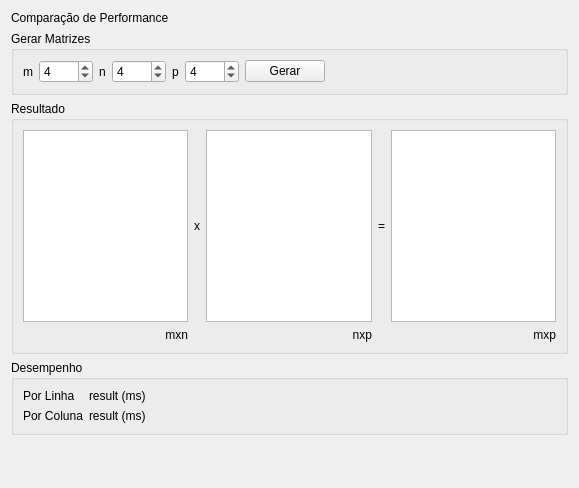
RicardoBusta/Doutorado, file Algebra/Matrix01/performance_tab.ui: the form before one commit.
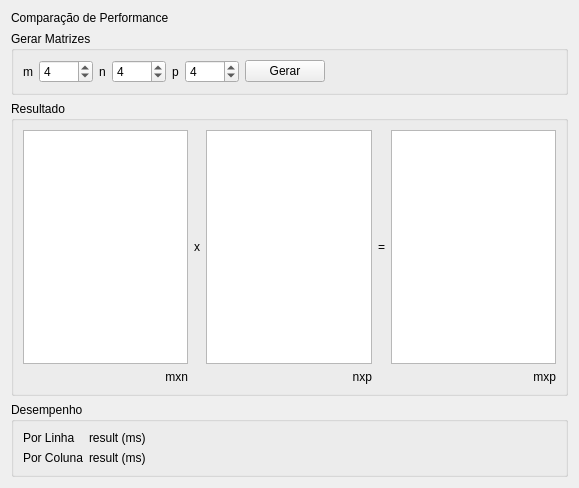
The form after the commit.

What changed in the file:
```diff
--- a/Algebra/Matrix01/performance_tab.ui
+++ b/Algebra/Matrix01/performance_tab.ui
@@ -135,10 +135,13 @@
          <number>0</number>
         </property>
         <attribute name="horizontalHeaderDefaultSectionSize">
-         <number>30</number>
+         <number>60</number>
+        </attribute>
+        <attribute name="horizontalHeaderHighlightSections">
+         <bool>false</bool>
         </attribute>
         <attribute name="horizontalHeaderMinimumSectionSize">
-         <number>30</number>
+         <number>60</number>
         </attribute>
         <attribute name="verticalHeaderDefaultSectionSize">
          <number>30</number>
@@ -160,10 +163,13 @@
          <number>0</number>
         </property>
         <attribute name="horizontalHeaderDefaultSectionSize">
-         <number>30</number>
+         <number>60</number>
+        </attribute>
+        <attribute name="horizontalHeaderHighlightSections">
+         <bool>false</bool>
         </attribute>
         <attribute name="horizontalHeaderMinimumSectionSize">
-         <number>30</number>
+         <number>60</number>
         </attribute>
         <attribute name="verticalHeaderDefaultSectionSize">
          <number>30</number>
@@ -192,10 +198,13 @@
          <number>0</number>
         </property>
         <attribute name="horizontalHeaderDefaultSectionSize">
-         <number>30</number>
+         <number>60</number>
+        </attribute>
+        <attribute name="horizontalHeaderHighlightSections">
+         <bool>false</bool>
         </attribute>
         <attribute name="horizontalHeaderMinimumSectionSize">
-         <number>30</number>
+         <number>60</number>
         </attribute>
         <attribute name="verticalHeaderDefaultSectionSize">
          <number>30</number>
@@ -275,19 +284,6 @@
      </layout>
     </widget>
    </item>
-   <item>
-    <spacer name="verticalSpacer">
-     <property name="orientation">
-      <enum>Qt::Vertical</enum>
-     </property>
-     <property name="sizeHint" stdset="0">
-      <size>
-       <width>20</width>
-       <height>40</height>
-      </size>
-     </property>
-    </spacer>
-   </item>
   </layout>
  </widget>
  <resources/>
```
Left out of the diff: 15 changed lines with no effect on the pictures.
